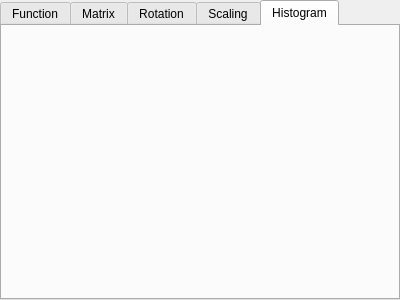
Old version of the form filtertabwidget.ui in the repository radek-dab/gkproj.
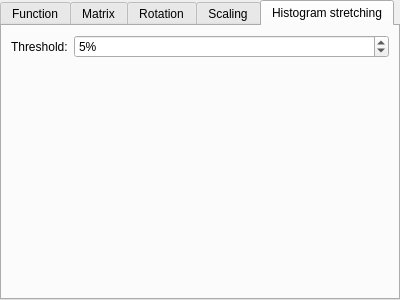
New version of the form. The open tabs and pages were chosen to show the change.

Commit message: Implement HistogramStretchingFilter

Patch:
```diff
--- a/filtertabwidget.ui
+++ b/filtertabwidget.ui
@@ -38,8 +38,30 @@
   </widget>
   <widget class="QWidget" name="histogramTab">
    <attribute name="title">
-    <string>Histogram</string>
+    <string>Histogram stretching</string>
    </attribute>
+   <layout class="QFormLayout" name="formLayout">
+    <item row="0" column="0">
+     <widget class="QLabel" name="thresholdLabel">
+      <property name="text">
+       <string>Threshold:</string>
+      </property>
+     </widget>
+    </item>
+    <item row="0" column="1">
+     <widget class="QSpinBox" name="thresholdSpinBox">
+      <property name="suffix">
+       <string>%</string>
+      </property>
+      <property name="maximum">
+       <number>100</number>
+      </property>
+      <property name="value">
+       <number>5</number>
+      </property>
+     </widget>
+    </item>
+   </layout>
   </widget>
  </widget>
  <resources/>
```
Left out of the diff: 2 changed lines with no effect on the pictures. The commit also changes 5 other files.
